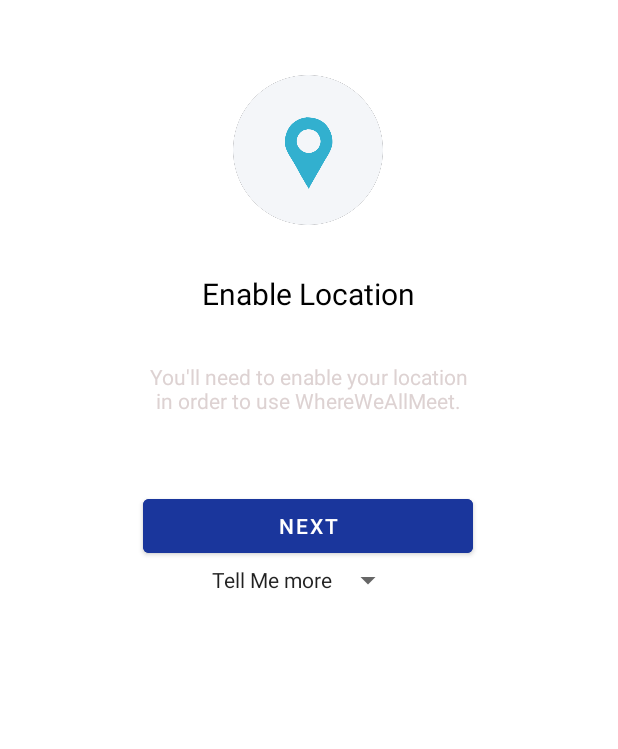
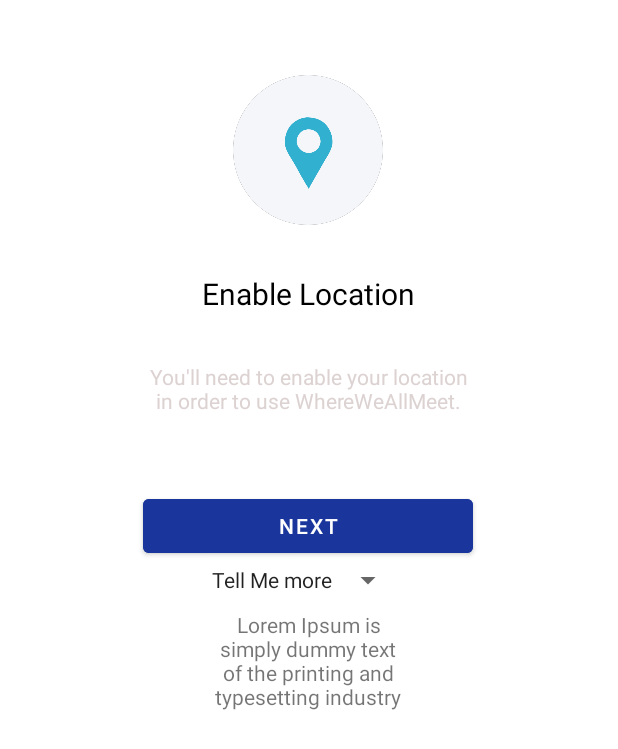
Before and after one commit to yvonneonu/WWAM, an Android app: the screen it shows after launch (LocationDetectActivity), on a phone screen of 412 x 824 dp. Shown: the top 749 px of the screen. Run offline under Robolectric (Android 15) with nearby library versions, the phone set to English and light mode, and no system bars; Roboto replaces fonts that are not available here.

Commit message:
updating view more info

```diff
--- a/app/src/main/java/com/example/waam/LocationDetectActivity.java
+++ b/app/src/main/java/com/example/waam/LocationDetectActivity.java
@@ -23,8 +23,11 @@ import android.widget.Toast;
 public class LocationDetectActivity extends AppCompatActivity implements LocationListener {
     public static final int MY_PERMISSIONS_REQUEST_LOCATION = 99;
     private TextView locate;
+    private boolean textVisible;
     LocationManager locationManager;
     String provider;
+
+    private TextView textViewMore, moreinfo;
 
     @Override
     protected void onCreate(Bundle savedInstanceState) {
@@ -32,6 +35,7 @@ public class LocationDetectActivity extends AppCompatActivity implements Locatio
         setContentView(R.layout.activity_enable__location);
 
         defineViews();
+        textVisible = false;
         locate.setOnClickListener(new View.OnClickListener() {
             @Override
             public void onClick(View v) {
@@ -42,6 +46,20 @@ public class LocationDetectActivity extends AppCompatActivity implements Locatio
 
                     Log.d("Perm", "permimisson is not granted yet and seek it");
                     requestPermission();
+                }
+            }
+        });
+
+
+        textViewMore.setOnClickListener(new View.OnClickListener() {
+            @Override
+            public void onClick(View v) {
+                if(textVisible){
+                    textVisible = false;
+                    moreinfo.setVisibility(View.GONE);
+                }else{
+                    textVisible = true;
+                    moreinfo.setVisibility(View.VISIBLE);
                 }
             }
         });
@@ -67,7 +85,11 @@ public class LocationDetectActivity extends AppCompatActivity implements Locatio
     }
 
     private void defineViews(){
+
         locate = findViewById(R.id.user_location);
+        textViewMore = findViewById(R.id.txtMore);
+        moreinfo = findViewById(R.id.textView18);
+
     }
 
     public void requestPermission(){
--- a/app/src/main/res/layout/activity_enable__location.xml
+++ b/app/src/main/res/layout/activity_enable__location.xml
@@ -9,6 +9,8 @@
     <androidx.constraintlayout.widget.ConstraintLayout
         android:layout_width="match_parent"
         android:layout_height="match_parent"
+        app:layout_constraintBottom_toBottomOf="parent"
+        app:layout_constraintEnd_toEndOf="parent"
         app:layout_constraintStart_toStartOf="parent"
         app:layout_constraintTop_toTopOf="parent">
 
@@ -62,6 +64,7 @@
             app:layout_constraintTop_toBottomOf="@+id/user_location" />
 
         <TextView
+            android:id="@+id/txtMore"
             style="?android:spinnerStyle"
             android:layout_width="wrap_content"
             android:layout_height="wrap_content"
@@ -69,6 +72,17 @@
             app:layout_constraintEnd_toEndOf="@+id/fetch_location"
             app:layout_constraintStart_toStartOf="@+id/fetch_location"
             app:layout_constraintTop_toBottomOf="@+id/fetch_location" />
+
+        <TextView
+            android:id="@+id/textView18"
+            android:layout_width="0dp"
+            android:layout_height="wrap_content"
+            android:layout_marginTop="8dp"
+            android:gravity="center"
+            android:text="Lorem Ipsum is simply dummy text of the printing and typesetting industry"
+            app:layout_constraintEnd_toEndOf="@+id/txtMore"
+            app:layout_constraintStart_toStartOf="@+id/txtMore"
+            app:layout_constraintTop_toBottomOf="@+id/txtMore" />
     </androidx.constraintlayout.widget.ConstraintLayout>
 
 </androidx.constraintlayout.widget.ConstraintLayout>
```
